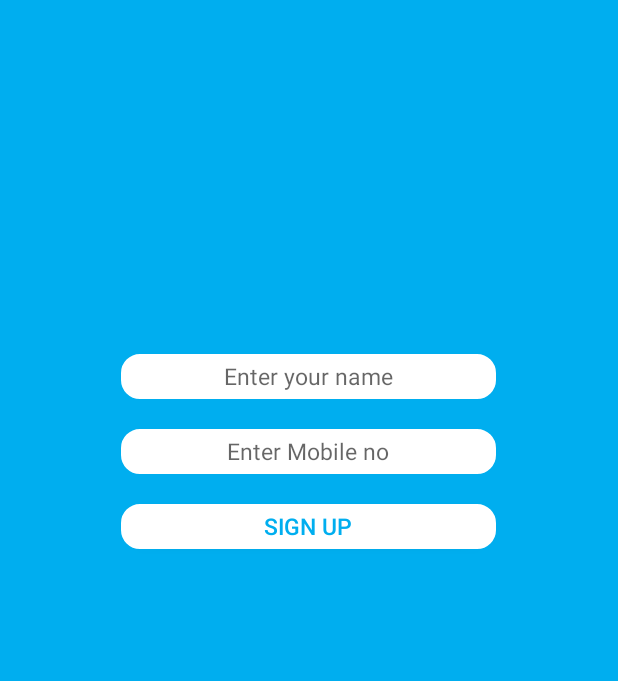
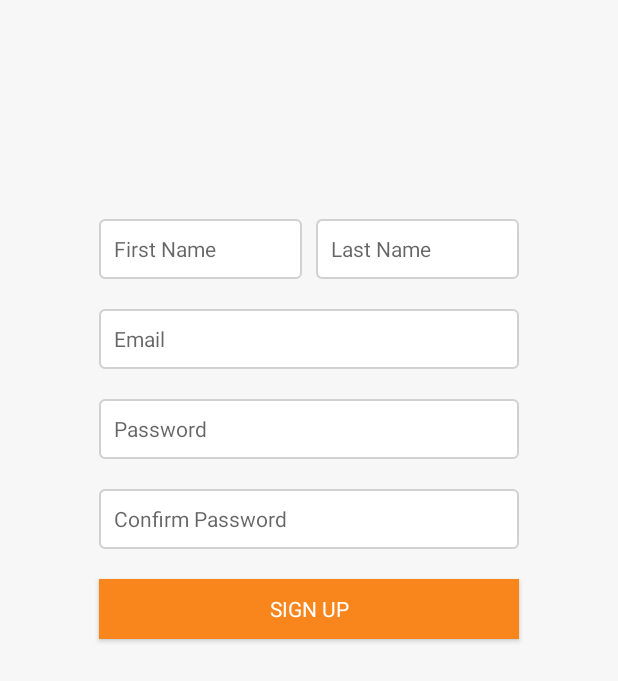
Before and after one commit to appliedcloudcomputing/field-force, an Android app: the layout activity_sign_up.xml on its own in the app's theme, with its tools: preview values and no code run, on a phone screen of 412 x 824 dp. Shown: the top 681 px of the screen. Run offline under Robolectric (Android 15) with nearby library versions, the phone set to English and light mode, and no system bars.

Commit message:
Updated SignUp and SignIn activity

```diff
--- a/ff-android/app/src/main/java/com/acc/fieldforce/MainActivity.java
+++ b/ff-android/app/src/main/java/com/acc/fieldforce/MainActivity.java
@@ -4,13 +4,12 @@ import android.app.Activity;
 import android.content.Intent;
 import android.os.Bundle;
 import android.os.Handler;
-import android.support.v7.app.ActionBarActivity;
 import android.view.Menu;
 import android.view.MenuItem;
 
 
 public class MainActivity extends Activity {
-    private static int SPLASH_TIME_OUT = 5000;
+    private static int SPLASH_TIME_OUT = 3000;
     @Override
     protected void onCreate(Bundle savedInstanceState) {
         super.onCreate(savedInstanceState);
@@ -23,7 +22,7 @@ public class MainActivity extends Activity {
             public void run() {
                 // This method will be executed once the timer is over
                 // Start your app next activity
-                Intent i = new Intent(MainActivity.this, SignUp.class);
+                Intent i = new Intent(MainActivity.this, Login.class);
                 startActivity(i);
                 // close this activity
                 finish();
--- a/ff-android/app/src/main/res/drawable/rectangle_shape.xml
+++ b/ff-android/app/src/main/res/drawable/rectangle_shape.xml
@@ -1,7 +1,7 @@
 <?xml version="1.0" encoding="utf-8"?>
 <shape xmlns:android="http://schemas.android.com/apk/res/android"
     android:shape="rectangle">
-    <corners android:radius="10dp"/>
+    <corners android:radius="3dp"/>
     <solid android:color="#FFFFFF"/>
-    <stroke android:width="5dp" android:color="#FFFFFF"/>
+    <stroke android:width="1dp" android:color="#d1d1d1"/>
 </shape>
--- a/ff-android/app/src/main/res/layout/activity_sign_up.xml
+++ b/ff-android/app/src/main/res/layout/activity_sign_up.xml
@@ -5,7 +5,7 @@
     android:paddingTop="@dimen/activity_vertical_margin"
     android:paddingBottom="@dimen/activity_vertical_margin"
     tools:context="com.acc.fieldforce.SignUp"
-    android:background="#00AEEF">
+    android:background="#F7F7F7">
 
 
     <com.acc.fieldforce.RoundedImageView
@@ -14,43 +14,96 @@
         android:layout_height="100dp"
         android:layout_alignParentTop="true"
         android:layout_centerHorizontal="true"
-        android:layout_marginTop="60dp"/>
+        android:layout_marginTop="10dp"/>
 
     <EditText
-        android:layout_width="250dp"
-        android:layout_height="30dp"
-        android:hint="Enter your name"
-        android:textColor="#00AEEF"
+        android:layout_width="135dp"
+        android:layout_height="40dp"
+        android:hint="First Name"
+        android:textColor="#595959"
+        android:textStyle="normal"
+        android:fontFamily="Helvetica Neue"
         android:background="@drawable/rectangle_shape"
-        android:gravity="center"
-        android:textSize="15dp"
-        android:id="@+id/name"
-        android:layout_below="@+id/roundImage"
-        android:layout_centerHorizontal="true"
-        android:layout_marginTop="60dp" />
+        android:textSize="14dp"
+        android:paddingLeft="10dp"
+        android:id="@+id/firstname"
+        android:layout_alignTop="@+id/lastname"
+        android:layout_alignLeft="@+id/email"
+        android:layout_alignStart="@+id/email" />
 
     <EditText
-        android:layout_width="250dp"
-        android:layout_height="30dp"
-        android:hint="Enter Mobile no"
-        android:textColor="#00AEEF"
+        android:layout_width="135dp"
+        android:layout_height="40dp"
+        android:hint="Last Name"
+        android:textColor="#595959"
+        android:textStyle="normal"
+        android:fontFamily="Helvetica Neue"
         android:background="@drawable/rectangle_shape"
-        android:gravity="center"
-        android:textSize="15dp"
-        android:id="@+id/mob_no"
-        android:layout_below="@+id/name"
+        android:textSize="14sp"
+        android:paddingLeft="10dp"
+        android:id="@+id/lastname"
+        android:layout_marginTop="20dp"
+        android:layout_below="@+id/roundImage"
+        android:layout_alignRight="@+id/email"
+        android:layout_alignEnd="@+id/email" />
+
+
+    <EditText
+        android:layout_width="280dp"
+        android:layout_height="40dp"
+        android:hint="Email"
+        android:textColor="#595959"
+        android:textStyle="normal"
+        android:fontFamily="Helvetica Neue"
+        android:background="@drawable/rectangle_shape"
+        android:textSize="14sp"
+        android:paddingLeft="10dp"
+        android:id="@+id/email"
+        android:layout_below="@+id/firstname"
+        android:layout_centerHorizontal="true"
+        android:layout_marginTop="20dp"/>
+
+    <EditText
+        android:layout_width="280dp"
+        android:layout_height="40dp"
+        android:hint="Password"
+        android:textColor="#595959"
+        android:textStyle="normal"
+        android:paddingLeft="10dp"
+        android:fontFamily="Helvetica Neue"
+        android:background="@drawable/rectangle_shape"
+        android:textSize="14sp"
+        android:id="@+id/password"
+        android:layout_below="@+id/email"
+        android:layout_centerHorizontal="true"
+        android:layout_marginTop="20dp"/>
+
+    <EditText
+        android:layout_width="280dp"
+        android:layout_height="40dp"
+        android:hint="Confirm Password"
+        android:textColor="#595959"
+        android:textStyle="normal"
+        android:paddingLeft="10dp"
+        android:fontFamily="Helvetica Neue"
+        android:background="@drawable/rectangle_shape"
+        android:textSize="14sp"
+        android:id="@+id/confirmpassword"
+        android:layout_below="@+id/password"
         android:layout_centerHorizontal="true"
         android:layout_marginTop="20dp"/>
 
     <Button
-        android:layout_width="250dp"
-        android:layout_height="30dp"
-        android:text="Sign up"
-        android:textColor="#00AEEF"
-        android:textSize="15dp"
-        android:background="@drawable/rectangle_shape"
+        android:layout_width="280dp"
+        android:layout_height="40dp"
+        android:text="@string/sign_up"
+        android:fontFamily="Helvetica Neue"
+        android:textColor="#FFFFFF"
+        android:textSize="14sp"
+        android:background="#F9851D"
         android:id="@+id/signup"
-        android:layout_below="@+id/mob_no"
+        android:layout_below="@+id/confirmpassword"
         android:layout_centerHorizontal="true"
         android:layout_marginTop="20dp"/>
+
 </RelativeLayout>
--- a/ff-android/app/src/main/res/layout/expenses.xml
+++ b/ff-android/app/src/main/res/layout/expenses.xml
@@ -9,7 +9,7 @@
         android:layout_height="wrap_content"
         android:id="@+id/e_type"
         android:ems="12"
-        android:textSize="15sp"
+        android:textSize="15dp"
         android:hint="Expense Type..."
         android:background="@drawable/edittextstyle"
         android:layout_marginTop="72dp"
@@ -24,7 +24,7 @@
         android:inputType="phone"
         android:background="@drawable/edittextstyle"
         android:ems="12"
-        android:textSize="15sp"
+        android:textSize="15dp"
         android:drawableLeft="@drawable/ic_calculator40"
         android:hint="Expense Amount..."
         android:id="@+id/e_amount"
--- a/ff-android/app/src/main/res/values/dimens.xml
+++ b/ff-android/app/src/main/res/values/dimens.xml
@@ -2,4 +2,6 @@
     <!-- Default screen margins, per the Android Design guidelines. -->
     <dimen name="activity_horizontal_margin">16dp</dimen>
     <dimen name="activity_vertical_margin">16dp</dimen>
+
+
 </resources>
--- a/ff-android/app/src/main/res/values/strings.xml
+++ b/ff-android/app/src/main/res/values/strings.xml
@@ -15,5 +15,11 @@
     <string name="hello_blank_fragment">Hello blank fragment</string>
     <string name="title_activity_job_casting">JobCasting</string>
     <string name="title_activity_add_leads">AddLeads</string>
+    <string name="title_activity_sign_in">SignIn</string>
+    <string name="title_activity_login">Login</string>
+
+    <!--Colors-->
+    <string name="sign_up">Sign up</string>
+    <string name="how_to_use">How it works?</string>
 
 </resources>
--- a/ff-android/app/src/main/res/values/themes.xml
+++ b/ff-android/app/src/main/res/values/themes.xml
@@ -6,7 +6,7 @@
 </style>
     <style name="MyAction"
         parent="android:style/Widget.Holo.Light.ActionBar.Solid">
-        <item name="android:background">#00AEEF</item>
+        <item name="android:background">#0681BE</item>
         <item name="android:displayOptions">showHome|useLogo</item>
         <item name="displayOptions">showHome|useLogo</item>
         <item name="android:titleTextStyle">@style/MyAction.TextStyle</item>
```
Also changed, not shown: ff-android/app/src/main/AndroidManifest.xml (+19 -10 lines), ff-android/app/src/main/java/com/acc/fieldforce/SignUp.java (+0 -26 lines), ff-android/app/src/main/res/layout/activity_menu.xml (+16 -16 lines), ff-android/app/src/main/res/drawable/ic_account.png, ff-android/app/src/main/res/drawable/ic_arrow.png, ff-android/app/src/main/res/drawable/ic_customer.png, ff-android/app/src/main/res/drawable/ic_expenses.png, ff-android/app/src/main/res/drawable/ic_jobs.png, ff-android/app/src/main/res/drawable/ic_leads.png.
